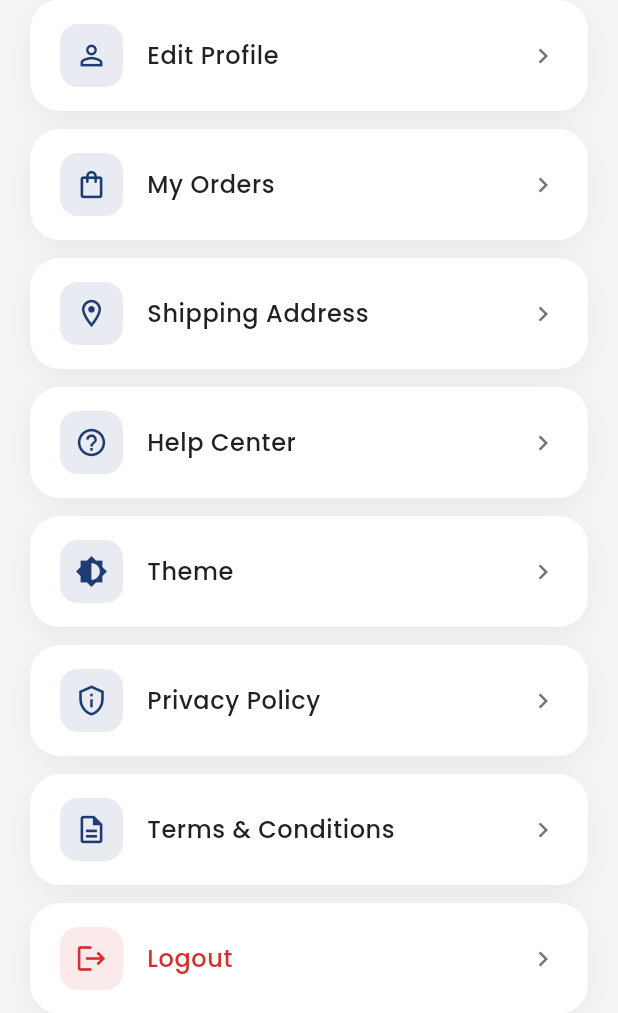
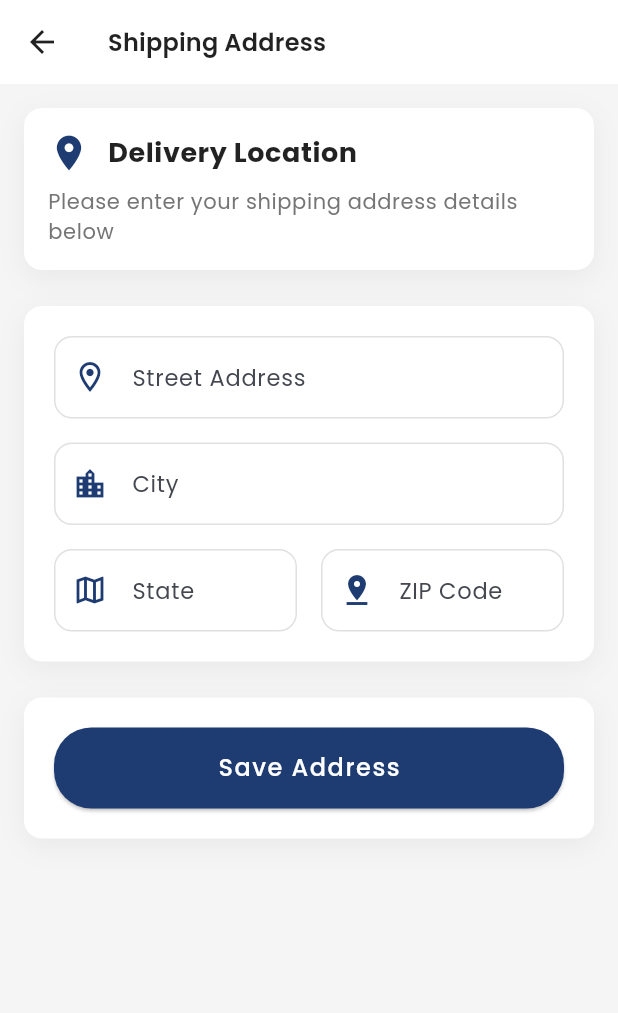
Before and after one commit to Edil-Ayehu/multi-vendor-e-commerce-app-tutorial, a Flutter app: the ProfileOptionsWidget widget shown alone on an empty page, opened directly with empty values, after a tap on "Shipping Address", on a phone screen of 412 x 824 dp. Shown: the top 1013 px of the screen. Run offline on Flutter 3.47's test engine with Material 3 defaults, Android fonts, the phone set to English and light mode, and no system bars; drawn by our look-alikes of toastification; our stand-ins replace cached_network_image, carousel_slider, get, google_fonts, image_picker, loading_animation_widget and 4 more; accounts and stored records are empty; network calls fail.

Commit message:
shipping address screen

```diff
--- a/lib/core/routes/app_routes.dart
+++ b/lib/core/routes/app_routes.dart
@@ -3,6 +3,7 @@ import 'package:multi_vendor_ecommerce_application/features/auth/views/screens/s
 import 'package:multi_vendor_ecommerce_application/features/onboarding/screens/onboarding_screen.dart';
 import 'package:multi_vendor_ecommerce_application/features/orders/views/screens/my_orders_screen.dart';
 import 'package:multi_vendor_ecommerce_application/features/profile/views/screens/edit_profile_screen.dart';
+import 'package:multi_vendor_ecommerce_application/features/profile/views/screens/shipping_address_screen.dart';
 import 'package:multi_vendor_ecommerce_application/features/splash/screens/splash_screen.dart';
 
 class AppRoutes {
@@ -13,6 +14,7 @@ class AppRoutes {
   // profile
   static const String myOrders = '/my-orders';
   static const String editProfile = '/edit-profile';
+  static const String shippingAddress = '/shipping-address';
 
   static final routes = [
     GetPage(name: splash, page: ()=> const SplashScreen()),
@@ -21,5 +23,6 @@ class AppRoutes {
 
     GetPage(name: editProfile, page: () => EditProfileScreen()),
     GetPage(name: myOrders, page: () => const MyOrdersScreen()),
+    GetPage(name: shippingAddress, page: () => const ShippingAddressScreen()),
   ];
 }
--- a/lib/features/profile/controllers/profile_controller.dart
+++ b/lib/features/profile/controllers/profile_controller.dart
@@ -45,7 +45,8 @@ class ProfileController {
   void navigateToShippingAddress() {
     if (isAuthenticated) {
       // Will be implemented with actual navigation
-      debugPrint('Navigate to Shipping Address');
+      // debugPrint('Navigate to Shipping Address');
+      Get.toNamed(AppRoutes.shippingAddress);
     } else {
       showAuthPrompt();
     }
--- /dev/null
+++ b/lib/features/profile/controllers/shipping_address_controller.dart
@@ -0,0 +1,67 @@
+import 'package:get/get.dart';
+import '../models/shipping_address_model.dart';
+
+class ShippingAddressController extends GetxController {
+  static ShippingAddressController get to => Get.find();
+
+  final _isLoading = false.obs;
+  bool get isLoading => _isLoading.value;
+
+  final _address = Rxn<ShippingAddress>();
+  ShippingAddress? get address => _address.value;
+
+  final _isAddressLoading = true.obs;
+  bool get isAddressLoading => _isAddressLoading.value;
+
+  @override
+  void onInit() {
+    super.onInit();
+  }
+
+  Future<void> loadAddress() async {
+    try {
+      _isAddressLoading.value = true;
+      // TODO: Implement address loading logic
+      await Future.delayed(const Duration(seconds: 1)); // Simulated delay
+    } catch (e) {
+      print('Error loading address: $e');
+    } finally {
+      _isAddressLoading.value = false;
+    }
+  }
+
+  Future<void> saveAddress(ShippingAddress address) async {
+    _isLoading.value = true;
+    try {
+      // TODO: Implement address saving logic
+      await Future.delayed(const Duration(seconds: 1)); // Simulated delay
+      _address.value = address;
+      Get.back();
+      _showSuccessMessage();
+    } catch (e) {
+      _showErrorMessage();
+    } finally {
+      _isLoading.value = false;
+    }
+  }
+
+  void _showSuccessMessage() {
+    Get.snackbar(
+      'Success',
+      'Shipping address updated successfully',
+      backgroundColor: Get.theme.colorScheme.primary.withOpacity(0.1),
+      colorText: Get.theme.colorScheme.primary,
+      snackPosition: SnackPosition.TOP,
+    );
+  }
+
+  void _showErrorMessage() {
+    Get.snackbar(
+      'Error',
+      'Failed to update shipping address',
+      backgroundColor: Get.theme.colorScheme.error.withOpacity(0.1),
+      colorText: Get.theme.colorScheme.error,
+      snackPosition: SnackPosition.TOP,
+    );
+  }
+}
--- /dev/null
+++ b/lib/features/profile/views/screens/shipping_address_screen.dart
@@ -0,0 +1,152 @@
+import 'package:flutter/material.dart';
+import 'package:get/get.dart';
+import 'package:multi_vendor_ecommerce_application/core/common/widgets/custom_button.dart';
+import 'package:multi_vendor_ecommerce_application/core/config/theme/app_colors.dart';
+import 'package:multi_vendor_ecommerce_application/features/profile/controllers/shipping_address_controller.dart';
+import 'package:multi_vendor_ecommerce_application/features/profile/models/shipping_address_model.dart';
+import '../widgets/shipping_address_form_fields.dart';
+import '../widgets/shipping_address_header.dart';
+
+class ShippingAddressScreen extends StatefulWidget {
+  const ShippingAddressScreen({super.key});
+
+  @override
+  State<ShippingAddressScreen> createState() => _ShippingAddressScreenState();
+}
+
+class _ShippingAddressScreenState extends State<ShippingAddressScreen> {
+  final _formKey = GlobalKey<FormState>();
+  final _streetController = TextEditingController();
+  final _cityController = TextEditingController();
+  final _stateController = TextEditingController();
+  final _zipController = TextEditingController();
+
+  late final ShippingAddressController _controller;
+  var _isInitialized = false;
+
+  @override
+  void initState() {
+    super.initState();
+    _initializeController();
+  }
+
+  Future<void> _initializeController() async {
+    _controller = Get.put(ShippingAddressController());
+    await _controller.loadAddress();
+    if (_controller.address != null) {
+      _populateFields(_controller.address!);
+    }
+    setState(() {
+      _isInitialized = true;
+    });
+  }
+
+  @override
+  void dispose() {
+    _streetController.dispose();
+    _cityController.dispose();
+    _stateController.dispose();
+    _zipController.dispose();
+    Get.delete<ShippingAddressController>();
+    super.dispose();
+  }
+
+  void _populateFields(ShippingAddress address) {
+    _streetController.text = address.street;
+    _cityController.text = address.city;
+    _stateController.text = address.state;
+    _zipController.text = address.zipCode;
+  }
+
+  Future<void> _saveAddress() async {
+    if (!_formKey.currentState!.validate()) return;
+
+    final address = ShippingAddress(
+      street: _streetController.text,
+      city: _cityController.text,
+      state: _stateController.text,
+      zipCode: _zipController.text,
+    );
+
+    await _controller.saveAddress(address);
+  }
+
+  @override
+  Widget build(BuildContext context) {
+    if (!_isInitialized) {
+      return const Scaffold(
+        body: Center(child: CircularProgressIndicator()),
+      );
+    }
+
+    final isDark = Theme.of(context).brightness == Brightness.dark;
+
+    return Scaffold(
+      backgroundColor: Theme.of(context).scaffoldBackgroundColor,
+      appBar: AppBar(
+        title: Text(
+          'Shipping Address',
+          style: Theme.of(context).textTheme.titleLarge!.copyWith(
+                color: isDark ? Colors.white : Colors.black87,
+              ),
+        ),
+        backgroundColor: Theme.of(context).cardColor,
+        elevation: 0,
+      ),
+      body: Obx(() {
+        if (_controller.isAddressLoading) {
+          return const Center(child: CircularProgressIndicator());
+        }
+
+        if (_controller.address != null) {
+          _populateFields(_controller.address!);
+        }
+
+        return SingleChildScrollView(
+          padding: const EdgeInsets.all(16),
+          child: Form(
+            key: _formKey,
+            child: Column(
+              crossAxisAlignment: CrossAxisAlignment.start,
+              children: [
+                const ShippingAddressHeader(),
+                const SizedBox(height: 24),
+                ShippingAddressFormFields(
+                  streetController: _streetController,
+                  cityController: _cityController,
+                  stateController: _stateController,
+                  zipController: _zipController,
+                ),
+                const SizedBox(height: 24),
+                Container(
+                  padding: const EdgeInsets.all(20),
+                  decoration: BoxDecoration(
+                    color: Theme.of(context).cardColor,
+                    borderRadius: BorderRadius.circular(12),
+                    boxShadow: [
+                      BoxShadow(
+                        color: isDark
+                            ? Colors.black.withOpacity(0.3)
+                            : Colors.black.withOpacity(0.05),
+                        blurRadius: 15,
+                        offset: const Offset(0, 5),
+                      ),
+                    ],
+                  ),
+                  child: CustomButton(
+                    text: 'Save Address',
+                    onPressed: _saveAddress,
+                    isLoading: _controller.isLoading,
+                    height: 54,
+                    backgroundColor: AppColors.primary,
+                  ),
+                ),
+                const SizedBox(height: 20),
+              ],
+            ),
+          ),
+        );
+      }),
+    );
+  }
+}
--- a/lib/features/profile/views/widgets/profile_options_widget.dart
+++ b/lib/features/profile/views/widgets/profile_options_widget.dart
@@ -37,9 +37,10 @@ class ProfileOptionsWidget extends StatelessWidget {
             context,
             icon: Icons.location_on_outlined,
             title: 'Shipping Address',
-            onTap: () {
-              // Will be implemented with backend integration
-            },
+            // onTap: () {
+            //   // Will be implemented with backend integration
+            // },
+            onTap: controller.navigateToShippingAddress,
           ),
           _buildOptionTile(
             context,
--- /dev/null
+++ b/lib/features/profile/views/widgets/shipping_address_form_fields.dart
@@ -0,0 +1,120 @@
+import 'package:flutter/material.dart';
+import 'package:multi_vendor_ecommerce_application/core/config/theme/app_colors.dart';
+
+class ShippingAddressFormFields extends StatelessWidget {
+  final TextEditingController streetController;
+  final TextEditingController cityController;
+  final TextEditingController stateController;
+  final TextEditingController zipController;
+
+  const ShippingAddressFormFields({
+    super.key,
+    required this.streetController,
+    required this.cityController,
+    required this.stateController,
+    required this.zipController,
+  });
+
+  @override
+  Widget build(BuildContext context) {
+    final isDark = Theme.of(context).brightness == Brightness.dark;
+
+    return Container(
+      padding: const EdgeInsets.all(20),
+      decoration: BoxDecoration(
+        color: Theme.of(context).cardColor,
+        borderRadius: BorderRadius.circular(12),
+        boxShadow: [
+          BoxShadow(
+            color: isDark
+                ? Colors.black.withOpacity(0.3)
+                : Colors.black.withOpacity(0.05),
+            blurRadius: 15,
+            offset: const Offset(0, 5),
+          ),
+        ],
+      ),
+      child: Column(
+        children: [
+          TextFormField(
+            controller: streetController,
+            decoration: InputDecoration(
+              labelText: 'Street Address',
+              prefixIcon: const Icon(Icons.location_on_outlined,
+                  color: AppColors.primary),
+              border: OutlineInputBorder(
+                borderRadius: BorderRadius.circular(12),
+              ),
+              enabledBorder: OutlineInputBorder(
+                borderRadius: BorderRadius.circular(12),
+                borderSide: BorderSide(
+                    color: isDark ? Colors.grey[700]! : Colors.grey[300]!),
+              ),
+            ),
+            validator: (value) => value?.isEmpty ?? true ? 'Required' : null,
+          ),
+          const SizedBox(height: 16),
+          TextFormField(
+            controller: cityController,
+            decoration: InputDecoration(
+              labelText: 'City',
+              prefixIcon: const Icon(Icons.location_city, color: AppColors.primary),
+              border: OutlineInputBorder(
+                borderRadius: BorderRadius.circular(12),
+              ),
+              enabledBorder: OutlineInputBorder(
+                borderRadius: BorderRadius.circular(12),
+                borderSide: BorderSide(
+                    color: isDark ? Colors.grey[700]! : Colors.grey[300]!),
+              ),
+            ),
+            validator: (value) => value?.isEmpty ?? true ? 'Required' : null,
+          ),
+          const SizedBox(height: 16),
+          Row(
+            children: [
+              Expanded(
+                child: TextFormField(
+                  controller: stateController,
+                  decoration: InputDecoration(
+                    labelText: 'State',
+                    prefixIcon: const Icon(Icons.map_outlined, color: AppColors.primary),
+                    border: OutlineInputBorder(
+                      borderRadius: BorderRadius.circular(12),
+                    ),
+                    enabledBorder: OutlineInputBorder(
+                      borderRadius: BorderRadius.circular(12),
+                      borderSide: BorderSide(
+                          color: isDark ? Colors.grey[700]! : Colors.grey[300]!),
+                    ),
+                  ),
+                  validator: (value) => value?.isEmpty ?? true ? 'Required' : null,
+                ),
+              ),
+              const SizedBox(width: 16),
+              Expanded(
+                child: TextFormField(
+                  controller: zipController,
+                  decoration: InputDecoration(
+                    labelText: 'ZIP Code',
+                    prefixIcon: const Icon(Icons.pin_drop, color: AppColors.primary),
+                    border: OutlineInputBorder(
+                      borderRadius: BorderRadius.circular(12),
+                    ),
+                    enabledBorder: OutlineInputBorder(
+                      borderRadius: BorderRadius.circular(12),
+                      borderSide: BorderSide(
+                          color: isDark ? Colors.grey[700]! : Colors.grey[300]!),
+                    ),
+                  ),
+                  validator: (value) => value?.isEmpty ?? true ? 'Required' : null,
+                  keyboardType: TextInputType.number,
+                ),
+              ),
+            ],
+          ),
+        ],
+      ),
+    );
+  }
+}
--- /dev/null
+++ b/lib/features/profile/views/widgets/shipping_address_header.dart
@@ -0,0 +1,59 @@
+import 'package:flutter/material.dart';
+import 'package:multi_vendor_ecommerce_application/core/config/theme/app_colors.dart';
+
+class ShippingAddressHeader extends StatelessWidget {
+  const ShippingAddressHeader({super.key});
+
+  @override
+  Widget build(BuildContext context) {
+    final isDark = Theme.of(context).brightness == Brightness.dark;
+
+    return Container(
+      padding: const EdgeInsets.all(16),
+      decoration: BoxDecoration(
+        color: Theme.of(context).cardColor,
+        borderRadius: BorderRadius.circular(12),
+        boxShadow: [
+          BoxShadow(
+            color: isDark
+                ? Colors.black.withOpacity(0.3)
+                : Colors.black.withOpacity(0.05),
+            blurRadius: 15,
+            offset: const Offset(0, 5),
+          ),
+        ],
+      ),
+      child: Column(
+        crossAxisAlignment: CrossAxisAlignment.start,
+        children: [
+          Row(
+            children: [
+              const Icon(
+                Icons.location_on,
+                color: AppColors.primary,
+                size: 28,
+              ),
+              const SizedBox(width: 12),
+              Text(
+                'Delivery Location',
+                style: TextStyle(
+                  fontSize: 18,
+                  fontWeight: FontWeight.bold,
+                  color: isDark ? Colors.white : Colors.black87,
+                ),
+              ),
+            ],
+          ),
+          const SizedBox(height: 8),
+          Text(
+            'Please enter your shipping address details below',
+            style: TextStyle(
+              color: isDark ? Colors.white70 : Colors.grey[600],
+              fontSize: 14,
+            ),
+          ),
+        ],
+      ),
+    );
+  }
+}
```
